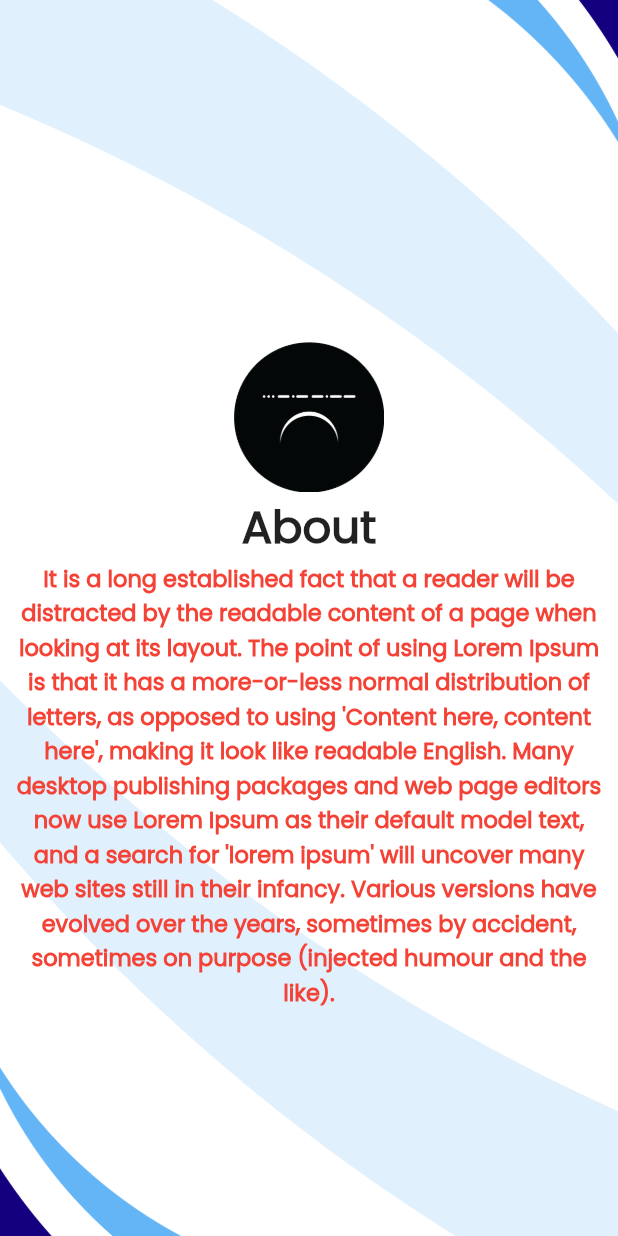
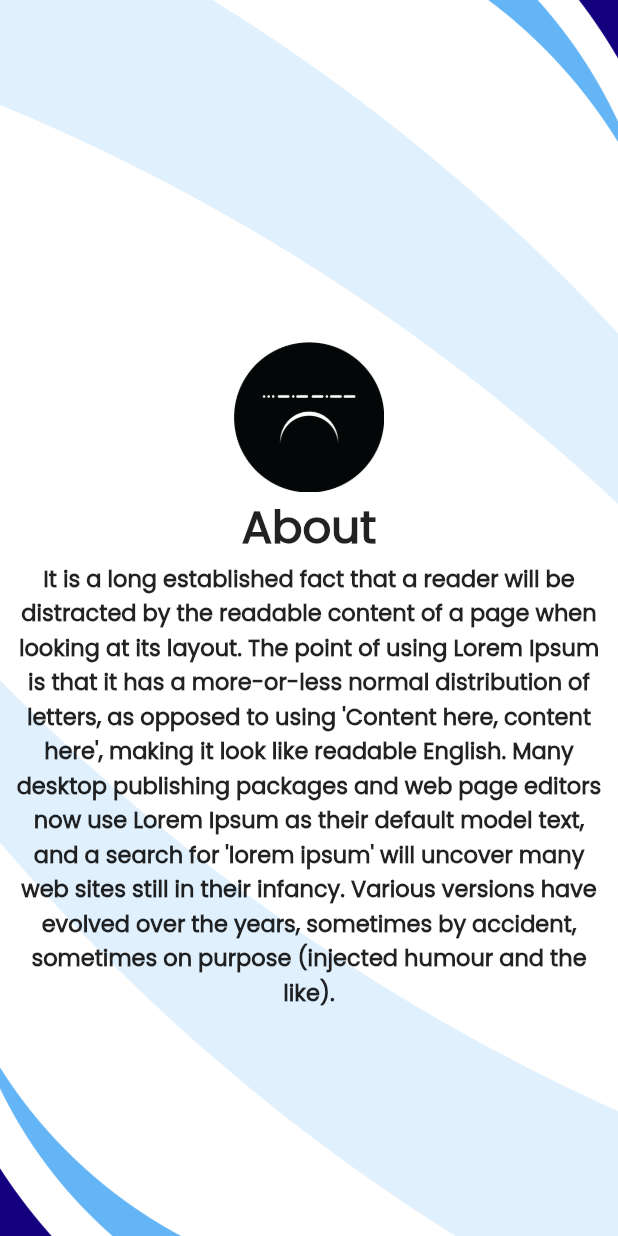
Before and after one commit to sajidshahriar72543/Project_22, a Flutter app: the About screen opened directly, on a phone screen of 412 x 824 dp. Run offline on Flutter 3.47's test engine with Material 2 defaults, Android fonts, the phone set to English and light mode, and no system bars; our stand-ins replace firebase_auth, firebase_core, firebase_database, fluttertoast, geolocator, google_maps_flutter; missing offline and left inert: email_auth, flutter_polyline_points; accounts and stored records are empty.

Commit message:
main: Fixed routing
- Also change screen font color to Black

```diff
--- a/lib/AllScreens/About.dart
+++ b/lib/AllScreens/About.dart
@@ -42,14 +42,16 @@ class About extends StatelessWidget {
                       fontFamily: "Poppins-Regular"),
                   textAlign: TextAlign.center,
                 ),
-                Text("""
+                Text(
+                  """
 It is a long established fact that a reader will be distracted by the readable content of a page when looking at its layout. The point of using Lorem Ipsum is that it has a more-or-less normal distribution of letters, as opposed to using 'Content here, content here', making it look like readable English. Many desktop publishing packages and web page editors now use Lorem Ipsum as their default model text, and a search for 'lorem ipsum' will uncover many web sites still in their infancy. Various versions have evolved over the years, sometimes by accident, sometimes on purpose (injected humour and the like).""",
-                    style: TextStyle(
-                        color: Colors.red,
-                        fontSize: 15,
-                        fontWeight: FontWeight.bold,
-                        fontFamily: "Poppins-Regular"),
-                        textAlign: TextAlign.center,),
+                  style: TextStyle(
+                      // color: Colors.red,
+                      fontSize: 15,
+                      fontWeight: FontWeight.bold,
+                      fontFamily: "Poppins-Regular"),
+                  textAlign: TextAlign.center,
+                ),
                 // Padding(
                 //   padding: EdgeInsets.all(20),
                 //   child: Column(
--- a/lib/AllScreens/History.dart
+++ b/lib/AllScreens/History.dart
@@ -2,7 +2,7 @@ import 'package:flutter/material.dart';
 
 // ignore: must_be_immutable
 class History extends StatelessWidget {
-  static const String idScreen = "about";
+  static const String idScreen = "history";
   // TextEditingController emailTextEditingController = TextEditingController();
   // TextEditingController passwordTextEditingController = TextEditingController();
   // FirebaseAuth auth = FirebaseAuth.instance;
@@ -46,7 +46,7 @@ class History extends StatelessWidget {
                   """
 It is a long established fact that a reader will be distracted by the readable content of a page when looking at its layout. The point of using Lorem Ipsum is that it has a more-or-less normal distribution of letters, as opposed to using 'Content here, content here', making it look like readable English. Many desktop publishing packages and web page editors now use Lorem Ipsum as their default model text, and a search for 'lorem ipsum' will uncover many web sites still in their infancy. Various versions have evolved over the years, sometimes by accident, sometimes on purpose (injected humour and the like).""",
                   style: TextStyle(
-                      color: Colors.red,
+                      // color: Colors.red,
                       fontSize: 15,
                       fontWeight: FontWeight.bold,
                       fontFamily: "Poppins-Regular"),
--- a/lib/AllScreens/profile.dart
+++ b/lib/AllScreens/profile.dart
@@ -2,7 +2,7 @@ import 'package:flutter/material.dart';
 
 // ignore: must_be_immutable
 class Profile extends StatelessWidget {
-  static const String idScreen = "about";
+  static const String idScreen = "profile";
   // TextEditingController emailTextEditingController = TextEditingController();
   // TextEditingController passwordTextEditingController = TextEditingController();
   // FirebaseAuth auth = FirebaseAuth.instance;
@@ -46,7 +46,7 @@ class Profile extends StatelessWidget {
                   """
 It is a long established fact that a reader will be distracted by the readable content of a page when looking at its layout. The point of using Lorem Ipsum is that it has a more-or-less normal distribution of letters, as opposed to using 'Content here, content here', making it look like readable English. Many desktop publishing packages and web page editors now use Lorem Ipsum as their default model text, and a search for 'lorem ipsum' will uncover many web sites still in their infancy. Various versions have evolved over the years, sometimes by accident, sometimes on purpose (injected humour and the like).""",
                   style: TextStyle(
-                      color: Colors.red,
+                      // color: Colors.red,
                       fontSize: 15,
                       fontWeight: FontWeight.bold,
                       fontFamily: "Poppins-Regular"),
--- a/lib/main.dart
+++ b/lib/main.dart
@@ -3,8 +3,11 @@ import 'package:firebase_core/firebase_core.dart';
 import 'package:firebase_database/firebase_database.dart';
 import 'package:flutter/material.dart';
 import 'package:provider/provider.dart';
+import 'package:uber_clone/AllScreens/About.dart';
+import 'package:uber_clone/AllScreens/History.dart';
 import 'package:uber_clone/AllScreens/loginScreen.dart';
 import 'package:uber_clone/AllScreens/mainscreen.dart';
+import 'package:uber_clone/AllScreens/profile.dart';
 import 'package:uber_clone/AllScreens/registrationScreen.dart';
 import 'package:uber_clone/DataHandler/appData.dart';
 
@@ -36,6 +39,9 @@ class MyApp extends StatelessWidget {
           RegistrationScreen.idScreen: (context) => RegistrationScreen(),
           LoginScreen.idScreen: (context) => LoginScreen(),
           MainScreen.idScreen: (context) => MainScreen(),
+          About.idScreen: (context) => About(),
+          History.idScreen: (context) => History(),
+          Profile.idScreen: (context) => Profile(),
         },
         debugShowCheckedModeBanner: false,
       ),
```
